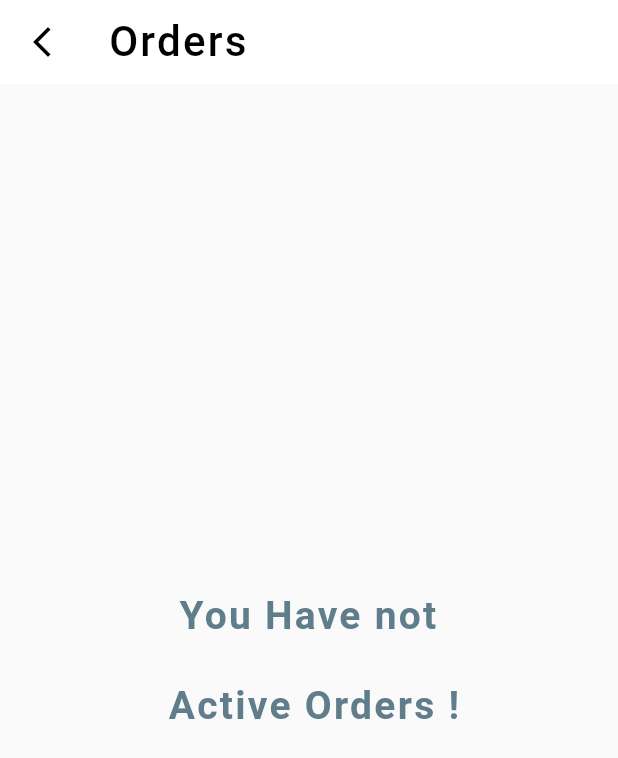
After one commit to HeshamAli5225/ICHO_SHOP, a Flutter app: the CustomerOrders screen opened directly, on a phone screen of 412 x 824 dp. The commit adds this screen. Shown: the top 758 px of the screen. Run offline on Flutter 3.47's test engine with Material 2 defaults, Android fonts, the phone set to English and light mode, and no system bars; our stand-ins replace badges, carousel_slider, cloud_firestore, easy_localization, firebase_auth, firebase_core and 13 more; missing offline and left inert: flutter_facebook_auth, flutter_stripe; accounts and stored records are empty; Roboto replaces fonts that are missing (Acme).

Commit message:
customer order

```diff
--- /dev/null
+++ b/lib/veiw/screens/customers/customer_orders.dart
@@ -0,0 +1,62 @@
+import 'package:cloud_firestore/cloud_firestore.dart';
+import 'package:firebase_auth/firebase_auth.dart';
+import 'package:flutter/material.dart';
+
+import '../../../model/cust_order_model.dart';
+import '../../widgets/payment/green_button.dart';
+
+class CustomerOrders extends StatelessWidget {
+  const CustomerOrders({Key? key}) : super(key: key);
+
+  @override
+  Widget build(BuildContext context) {
+    return Scaffold(
+      appBar: AppBar(
+        elevation: 0,
+        backgroundColor: Colors.white,
+        leading: const AppBarBackButton(),
+        title: const AppBarTitle(
+          title: 'Orders',
+        ),
+      ),
+      body: StreamBuilder<QuerySnapshot>(
+        stream: FirebaseFirestore.instance
+            .collection('orders')
+            .where('cid', isEqualTo: FirebaseAuth.instance.currentUser!.uid)
+            .snapshots(),
+        builder: (BuildContext context, AsyncSnapshot<QuerySnapshot> snapshot) {
+          if (snapshot.hasError) {
+            return const Text('Something went wrong');
+          }
+
+          if (snapshot.connectionState == ConnectionState.waiting) {
+            return const Center(
+              child: CircularProgressIndicator(),
+            );
+          }
+
+          if (snapshot.data!.docs.isEmpty) {
+            return const Center(
+                child: Text(
+              'You Have not \n\n Active Orders !',
+              textAlign: TextAlign.center,
+              style: TextStyle(
+                  fontSize: 26,
+                  color: Colors.blueGrey,
+                  fontWeight: FontWeight.bold,
+                  fontFamily: 'Acme',
+                  letterSpacing: 1.5),
+            ));
+          }
+          return ListView.builder(
+              itemCount: snapshot.data!.docs.length,
+              itemBuilder: (context, index) {
+                return CustomerOrderModel(
+                  order: snapshot.data!.docs[index],
+                );
+              });
+        },
+      ),
+    );
+  }
+}
--- a/lib/veiw/screens/suppliers/preparing_orders.dart
+++ b/lib/veiw/screens/suppliers/preparing_orders.dart
@@ -12,7 +12,7 @@ class Preparing extends StatelessWidget {
     return StreamBuilder<QuerySnapshot>(
       stream: FirebaseFirestore.instance
           .collection('orders')
-          .where('sid', isEqualTo: FirebaseAuth.instance.currentUser!.uid)
+          .where('cid', isEqualTo: FirebaseAuth.instance.currentUser!.uid)
           .where('deliverystatus', isEqualTo: 'preparing')
           .snapshots(),
       builder: (BuildContext context, AsyncSnapshot<QuerySnapshot> snapshot) {
--- a/lib/veiw/screens/suppliers/shipping_orders.dart
+++ b/lib/veiw/screens/suppliers/shipping_orders.dart
@@ -12,7 +12,7 @@ class Shipping extends StatelessWidget {
     return StreamBuilder<QuerySnapshot>(
       stream: FirebaseFirestore.instance
           .collection('orders')
-          .where('sid', isEqualTo: FirebaseAuth.instance.currentUser!.uid)
+          .where('cid', isEqualTo: FirebaseAuth.instance.currentUser!.uid)
           .where('deliverystatus', isEqualTo: 'shipping')
           .snapshots(),
       builder: (BuildContext context, AsyncSnapshot<QuerySnapshot> snapshot) {
--- a/lib/veiw/screens/suppliers/supplier_balance.dart
+++ b/lib/veiw/screens/suppliers/supplier_balance.dart
@@ -11,7 +11,7 @@ class Balance extends StatelessWidget {
     return StreamBuilder<QuerySnapshot>(
         stream: FirebaseFirestore.instance
             .collection('orders')
-            .where('sid', isEqualTo: FirebaseAuth.instance.currentUser!.uid)
+            .where('cid', isEqualTo: FirebaseAuth.instance.currentUser!.uid)
             .snapshots(),
         builder: (BuildContext context, AsyncSnapshot<QuerySnapshot> snapshot) {
           if (snapshot.connectionState == ConnectionState.waiting) {
--- a/lib/veiw/screens/suppliers/supplier_statics.dart
+++ b/lib/veiw/screens/suppliers/supplier_statics.dart
@@ -11,7 +11,7 @@ class Statics extends StatelessWidget {
     return StreamBuilder<QuerySnapshot>(
         stream: FirebaseFirestore.instance
             .collection('orders')
-            .where('sid', isEqualTo: FirebaseAuth.instance.currentUser!.uid)
+            .where('cid', isEqualTo: FirebaseAuth.instance.currentUser!.uid)
             .snapshots(),
         builder: (BuildContext context, AsyncSnapshot<QuerySnapshot> snapshot) {
           if (snapshot.connectionState == ConnectionState.waiting) {
--- a/pubspec.yaml
+++ b/pubspec.yaml
@@ -58,7 +58,7 @@ dependencies:
   firebase_storage: ^10.3.1
   sn_progress_dialog: ^1.0.8
   font_awesome_flutter: ^10.1.0
-  flutter_staggered_grid_view: ^0.6.2
+  staggered_grid_view_flutter: ^0.0.4
   flutter_datetime_picker: ^1.5.1
 
 dev_dependencies:
```
Also changed, not shown: lib/main.dart (+9 -8 lines), lib/model/cust_order_model.dart (added, +163 -0 lines), lib/veiw/screens/settings_screen.dart (+22 -7 lines), lib/veiw/widgets/setting/profile_image.dart (+7 -7 lines), pubspec.lock.
